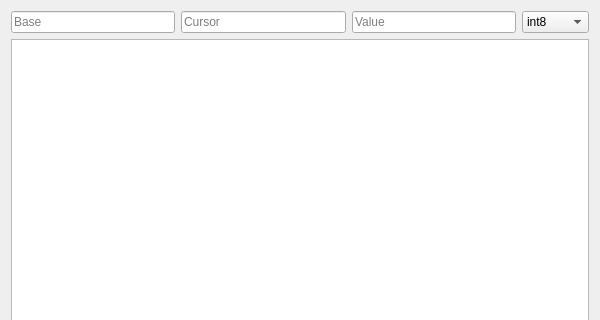
allencch/med, file ui/mem-editor.ui: the form before one commit; both pictures show x 0 to 600 and y 0 to 320 of the 600 by 500 pixel window.
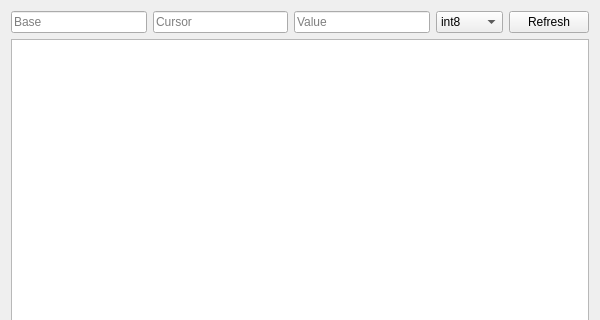
The form after the commit.

What changed in the file:
```diff
--- a/ui/mem-editor.ui
+++ b/ui/mem-editor.ui
@@ -68,6 +68,13 @@
          </item>
         </widget>
        </item>
+       <item>
+        <widget class="QPushButton" name="refresh">
+         <property name="text">
+          <string>Refresh</string>
+         </property>
+        </widget>
+       </item>
       </layout>
      </item>
      <item>
```
Left out of the diff: 2 changed lines with no effect on the pictures.
